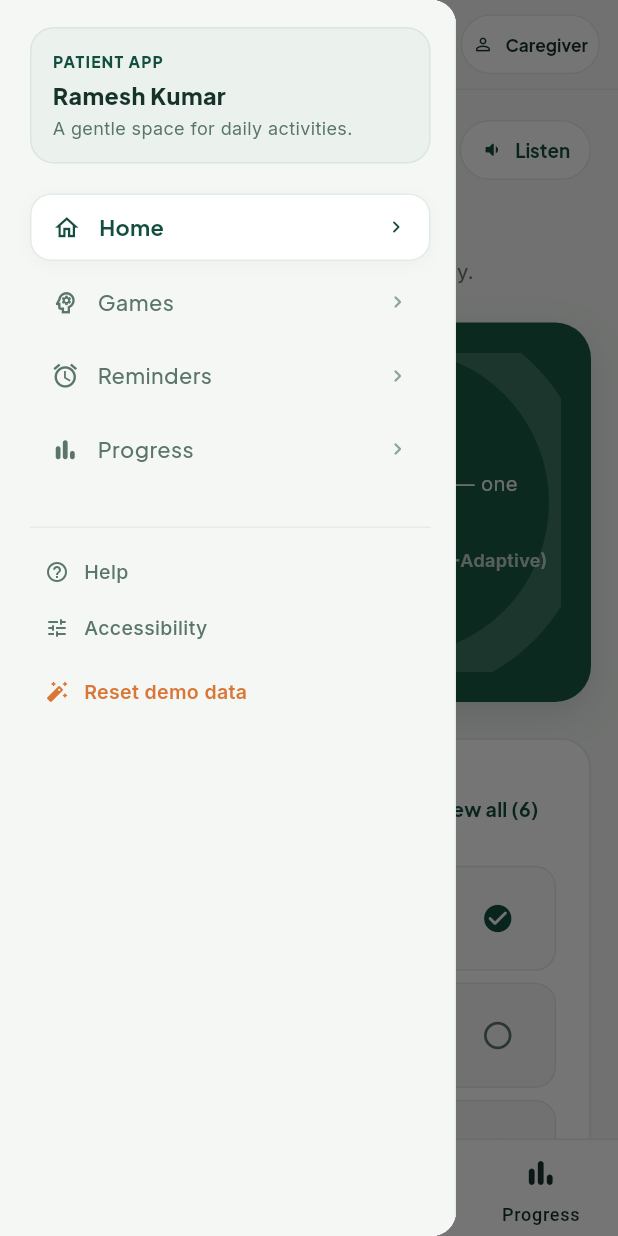
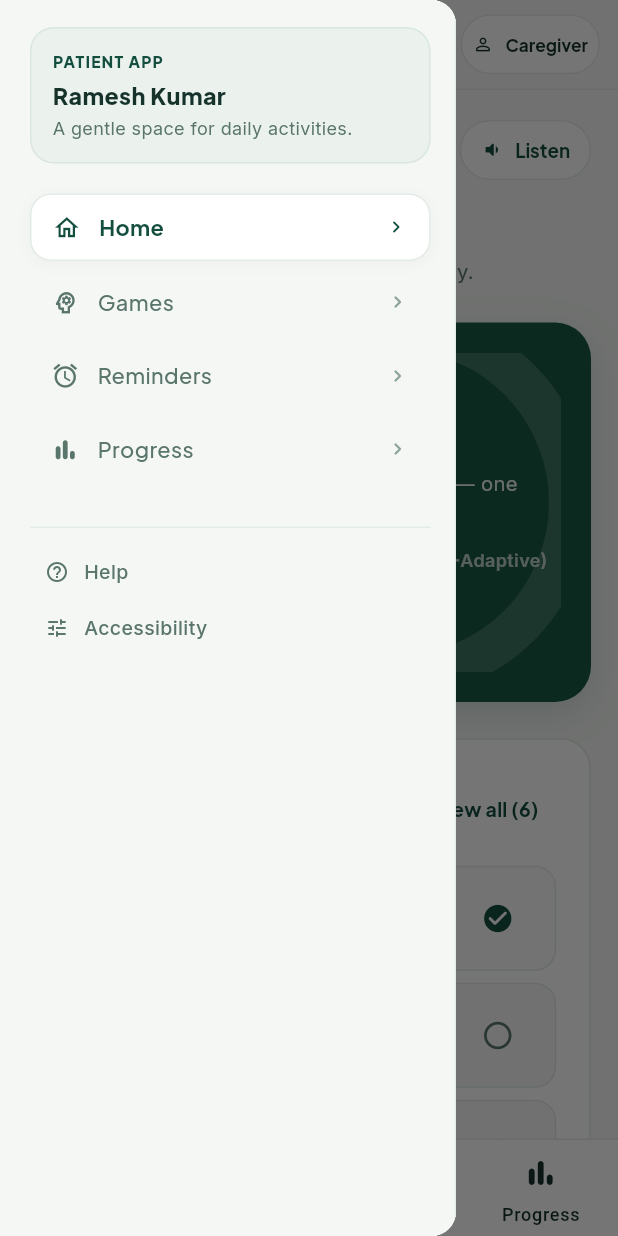
Before and after one commit to Shivansh1146/SIH-Final-Round, a Flutter app: the screen it shows after launch, after a tap on the "touch app" icon, after a tap on the "menu" icon, on a phone screen of 412 x 824 dp. Run offline on Flutter 3.47's test engine with Material 3 defaults, Android fonts, the phone set to English and light mode, and no system bars; our stand-ins replace flutter_tts, google_fonts, hive_flutter; accounts and stored records are empty; network calls fail.

Commit message:
feat(ui): remove Reset demo data button from sidebar

```diff
--- a/shayak_mobile/lib/widgets/app_sidebar.dart
+++ b/shayak_mobile/lib/widgets/app_sidebar.dart
@@ -7,7 +7,7 @@ class AppSidebar extends StatelessWidget {
   final bool isCaregiver;
   final int selectedIndex;
   final ValueChanged<int> onSelectIndex;
-  final VoidCallback onResetData;
+  final VoidCallback? onResetData;
   final VoidCallback? onHelp;
   final VoidCallback? onAccessibility;
 
@@ -16,7 +16,7 @@ class AppSidebar extends StatelessWidget {
     required this.isCaregiver,
     required this.selectedIndex,
     required this.onSelectIndex,
-    required this.onResetData,
+    this.onResetData,
     this.onHelp,
     this.onAccessibility,
   });
@@ -122,37 +122,6 @@ class AppSidebar extends StatelessWidget {
                   onTap: onAccessibility ?? () => _showAccessibilityDialog(context),
                 ),
               ],
-              const SizedBox(height: 10),
-              InkWell(
-                onTap: () {
-                  if (Scaffold.maybeOf(context)?.isDrawerOpen ?? false) {
-                    Navigator.of(context).pop();
-                  }
-                  onResetData();
-                },
-                borderRadius: BorderRadius.circular(10),
-                child: Padding(
-                  padding: const EdgeInsets.symmetric(horizontal: 10, vertical: 8),
-                  child: Row(
-                    children: [
-                      const Icon(
-                        Icons.auto_fix_high_rounded,
-                        size: 16,
-                        color: AppTheme.warmTerracotta,
-                      ),
-                      const SizedBox(width: 10),
-                      Text(
-                        'Reset demo data',
-                        style: GoogleFonts.inter(
-                          fontSize: 13.0,
-                          fontWeight: FontWeight.w600,
-                          color: AppTheme.warmTerracotta,
-                        ),
-                      ),
-                    ],
-                  ),
-                ),
-              ),
             ],
           ),
         ),
```
